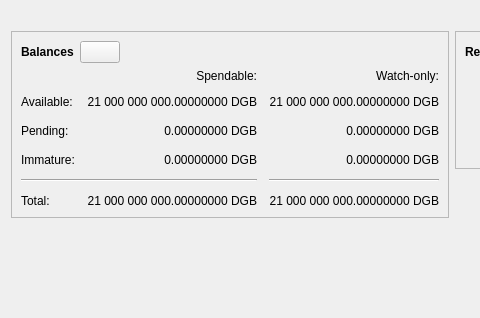
First picture: the form in src/qt/forms/overviewpage.ui, repository JohnnyLawDGB/digibyte, before the edit; both pictures show x 0 to 480 and y 0 to 318 of the 798 by 318 pixel window.
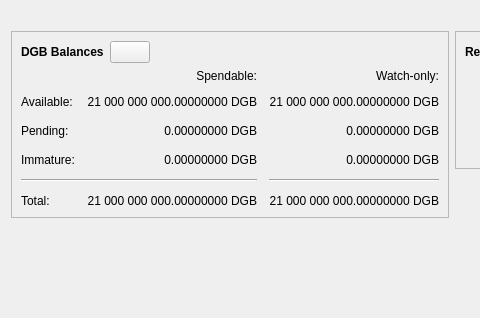
Second picture: the form after the edit. Icons and pictures are not drawn. Custom widgets are drawn as their Qt base class.

Commit message:
style(qt): Harmonize Overview and DD Overview tab styling
- Rename "Balances" to "DGB Balances" on main Overview tab
- Rename "Your DigiDollar Balances" to "DigiDollar Balances" on DD Overview
- Update DD Overview balance labels to match main Overview sizing:
  - Label min-width: 100px → 160px
  - Label font-size: 8pt → 10pt (primary) / 11pt (secondary)
  - Label min-height: 22px → 35px
  - Label border-radius: 3px → 6px
  - Value font-size: 11pt → 14pt (primary) / 13pt (secondary)

🤖 Generated with [Claude Code](https://claude.com/claude-code)

```diff
--- a/src/qt/forms/overviewpage.ui
+++ b/src/qt/forms/overviewpage.ui
@@ -60,7 +60,7 @@
                </font>
               </property>
               <property name="text">
-               <string>Balances</string>
+               <string>DGB Balances</string>
               </property>
              </widget>
             </item>
```
The commit also changes 3 other files.
